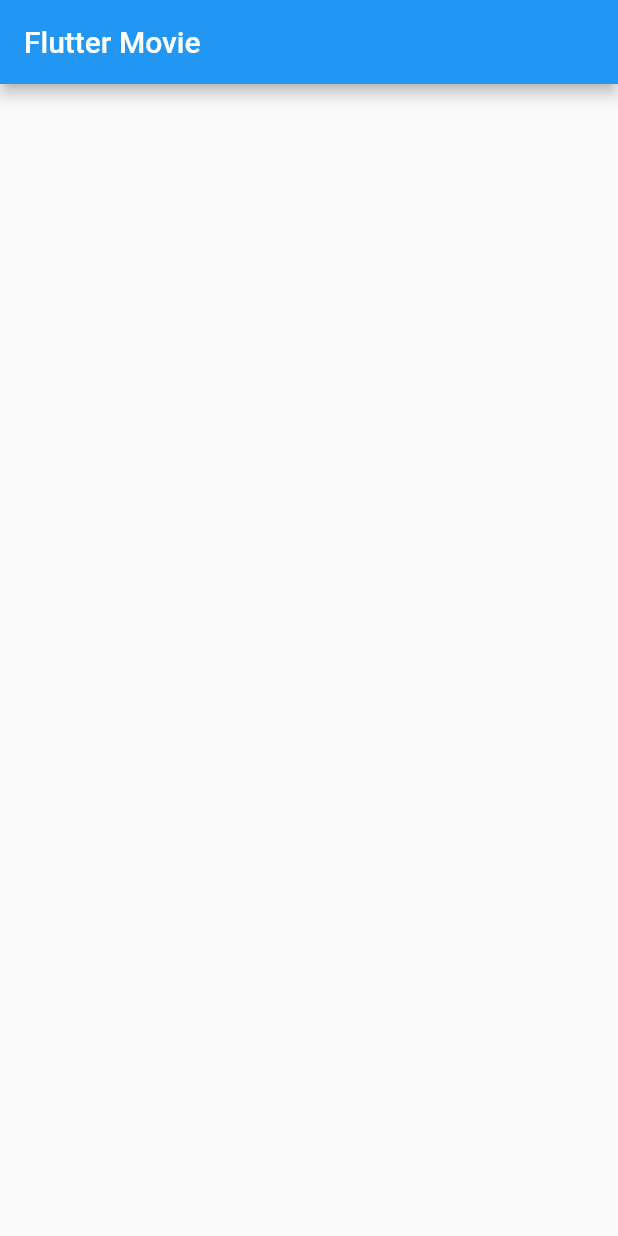
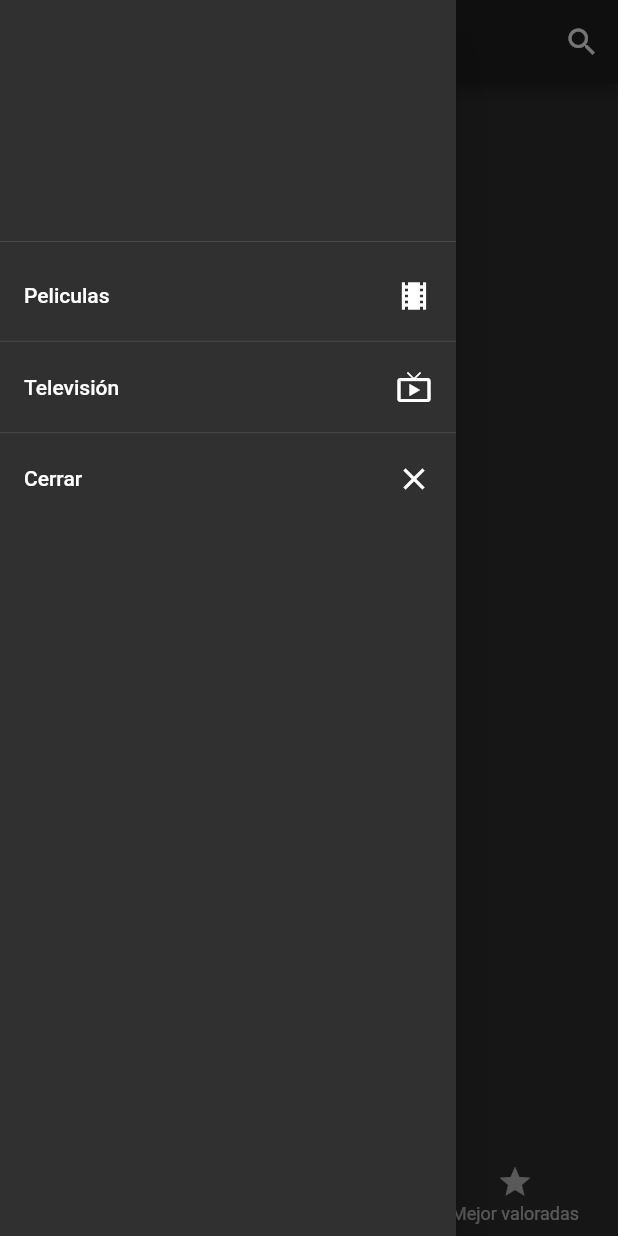
Before and after one commit to enylrad/flutter_movie_db, a Flutter app: the screen it shows after launch, with the side drawer open (before the commit the screen has no drawer), on a phone screen of 412 x 824 dp. Run offline on Flutter 3.47's test engine with Material 2 defaults, Android fonts, the phone set to English and light mode, and no system bars.

```diff
--- a/lib/main.dart
+++ b/lib/main.dart
@@ -3,7 +3,9 @@ import 'package:flutter_movie_db/src/screens/home.dart';
 
 void main() {
   runApp(MaterialApp(
-      home: SafeArea(
-    child: Home(),
-  )));
+    home: SafeArea(
+      child: Home(),
+    ),
+    theme: new ThemeData.dark(),
+  ));
 }
--- a/lib/src/screens/home.dart
+++ b/lib/src/screens/home.dart
@@ -12,7 +12,59 @@ class _HomeState extends State<Home> {
     return Scaffold(
       appBar: AppBar(
         title: Text("Flutter Movie"),
+        actions: <Widget>[
+          IconButton(
+            icon: Icon(Icons.search),
+            onPressed: () {},
+          )
+        ],
+      ),
+      drawer: _getDrawer(context),
+      bottomNavigationBar: BottomNavigationBar(
+        items: _getFooterItems(),
       ),
     );
   }
+
+  Drawer _getDrawer(BuildContext context) {
+    return Drawer(
+      child: ListView(
+        children: <Widget>[
+          DrawerHeader(
+            child: Material(),
+          ),
+          ListTile(
+            title: Text("Peliculas"),
+            trailing: Icon(Icons.local_movies),
+          ),
+          Divider(
+            height: 5.0,
+          ),
+          ListTile(
+            title: Text("Televisión"),
+            trailing: Icon(Icons.live_tv),
+          ),
+          Divider(
+            height: 5.0,
+          ),
+          ListTile(
+            title: Text("Cerrar"),
+            trailing: Icon(Icons.close),
+            onTap: () => Navigator.of(context).pop(),
+          ),
+        ],
+      ),
+    );
+  }
+
+  List<BottomNavigationBarItem> _getFooterItems() {
+    return [
+      BottomNavigationBarItem(
+          icon: Icon(Icons.thumb_up), title: Text("Populares")),
+      BottomNavigationBarItem(
+          icon: Icon(Icons.update), title: Text("Próximamente")),
+      BottomNavigationBarItem(
+          icon: Icon(Icons.star), title: Text("Mejor valoradas")),
+    ];
+  }
 }
```
